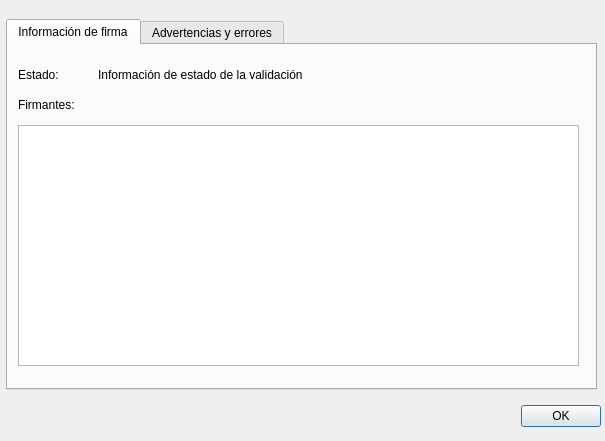
Old version of the form client_fva/ui/ui_elements/validationinformation.ui in the repository luisza/dfva_client.
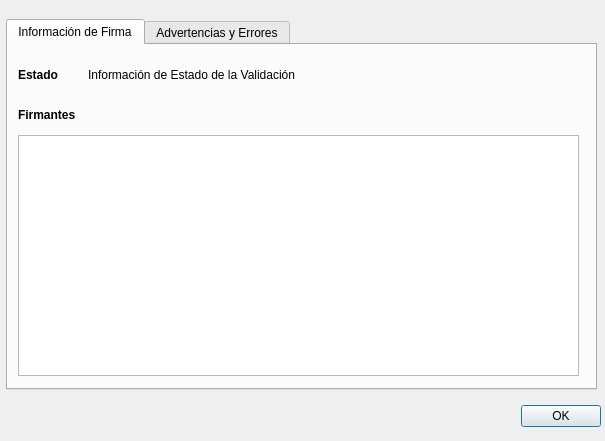
New version of the form. Icons and pictures are not drawn.

```diff
--- a/client_fva/ui/ui_elements/validationinformation.ui
+++ b/client_fva/ui/ui_elements/validationinformation.ui
@@ -47,7 +47,7 @@
    </property>
    <widget class="QWidget" name="information">
     <attribute name="title">
-     <string>Información de firma</string>
+     <string>Información de Firma</string>
     </attribute>
     <widget class="QLabel" name="label_2">
      <property name="geometry">
@@ -58,41 +58,49 @@
        <height>19</height>
       </rect>
      </property>
+     <property name="styleSheet">
+      <string notr="true">color: rgb(0, 0, 0);
+font: bold;</string>
+     </property>
      <property name="text">
-      <string>Estado:</string>
+      <string>Estado</string>
      </property>
     </widget>
     <widget class="QLabel" name="label">
      <property name="geometry">
       <rect>
        <x>10</x>
-       <y>50</y>
+       <y>60</y>
        <width>81</width>
        <height>19</height>
       </rect>
      </property>
+     <property name="styleSheet">
+      <string notr="true">color: rgb(0, 0, 0);
+font: bold;</string>
+     </property>
      <property name="text">
-      <string>Firmantes:</string>
+      <string>Firmantes</string>
      </property>
     </widget>
     <widget class="QLabel" name="status">
      <property name="geometry">
       <rect>
-       <x>90</x>
+       <x>80</x>
        <y>20</y>
        <width>301</width>
        <height>19</height>
       </rect>
      </property>
      <property name="text">
-      <string>Información de estado de la validación</string>
+      <string>Información de Estado de la Validación</string>
      </property>
     </widget>
     <widget class="QTableWidget" name="signers">
      <property name="geometry">
       <rect>
        <x>10</x>
-       <y>80</y>
+       <y>90</y>
        <width>561</width>
        <height>241</height>
       </rect>
@@ -120,7 +128,7 @@
    </widget>
    <widget class="QWidget" name="tab_2">
     <attribute name="title">
-     <string>Advertencias y errores</string>
+     <string>Advertencias y Errores</string>
     </attribute>
     <widget class="QLabel" name="label_4">
      <property name="geometry">
```
Left out of the diff: 10 changed lines with no effect on the pictures.
